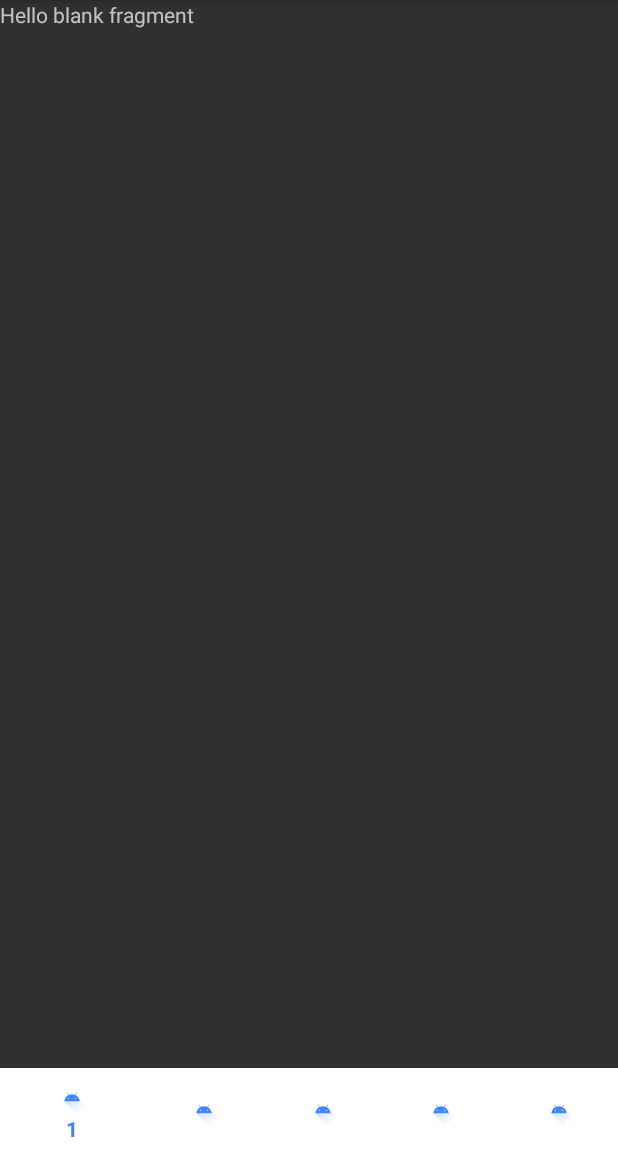
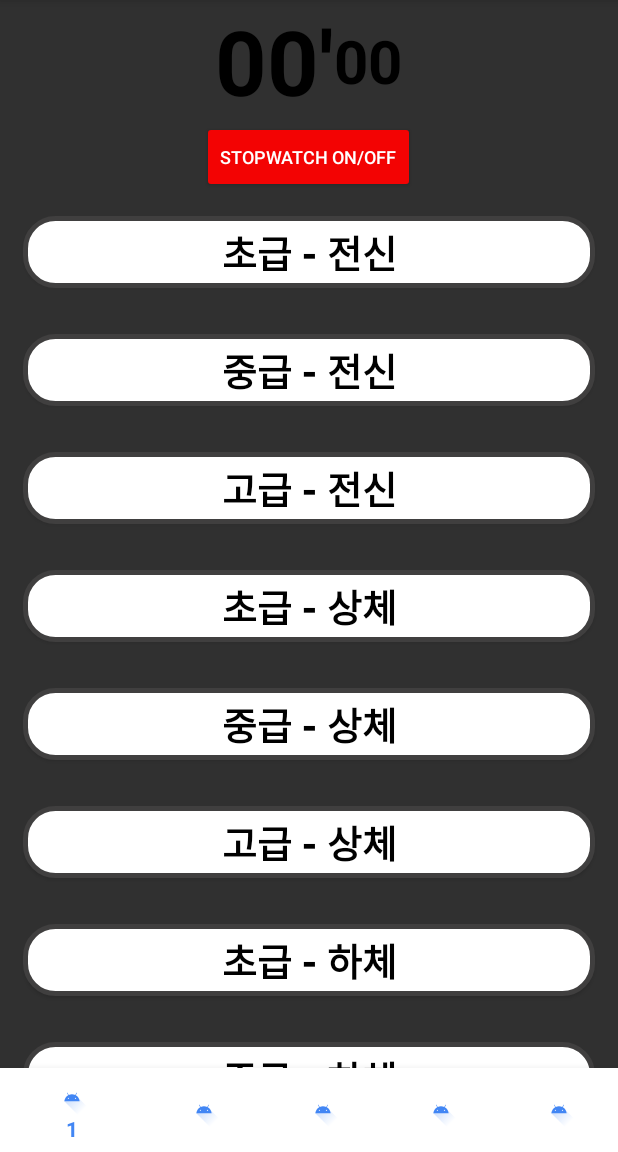
Before and after one commit to zxver1000/Grow_App, an Android app: the fragment youtubeFragment placed in its activity, on a phone screen of 412 x 824 dp, the part 84-1236 px from its top. Run offline under Robolectric (Android 15) with nearby library versions, the light colour scheme and no system bars; libraries missing offline, so code that uses them is left out: com.pierfrancescosoffritti.androidyoutubeplayer.

Commit message:
- add youtube fragment (play)

```diff
--- a/app/build.gradle
+++ b/app/build.gradle
@@ -114,6 +114,7 @@ dependencies {
     implementation 'com.google.guava:guava:27.1-android'
     implementation 'com.google.android.material:material:1.5.0'
     implementation 'androidx.legacy:legacy-support-v4:1.0.0'
+    implementation 'androidx.fragment:fragment:1.4.1'
 
     // For how to setup gradle dependencies in Android X, see:
     // https://developer.android.com/training/testing/set-up-project#gradle-dependencies
@@ -146,6 +147,8 @@ dependencies {
     // On Device Machine Learnings
     implementation "com.google.android.odml:image:1.0.0-beta1"
 
+    //youtube player
+    implementation 'com.pierfrancescosoffritti.androidyoutubeplayer:core:11.0.1'
 
     implementation 'com.github.PhilJay:MPAndroidChart:v3.1.0'
 }
--- /dev/null
+++ b/app/src/main/java/Main/youtube/MyItemRecyclerViewAdapter.kt
@@ -0,0 +1,48 @@
+package com.example.vision_exam
+
+import android.content.Context
+import androidx.recyclerview.widget.RecyclerView
+import android.view.LayoutInflater
+import android.view.View
+import android.view.ViewGroup
+import android.widget.Button
+import com.example.vision_exam.MyItemRecyclerViewAdapter.ViewHolder
+
+class MyItemRecyclerViewAdapter(
+    private val values: ArrayList<YoutubeContent>
+) : RecyclerView.Adapter<ViewHolder>() {
+
+    interface OnItemClickListener{
+        fun OnItemClick(data: YoutubeContent, position: Int)
+    }
+
+    var itemClickListener:OnItemClickListener?=null
+
+    override fun onCreateViewHolder(parent: ViewGroup, viewType: Int): ViewHolder {
+        val context = parent.context
+        val inflater = context.getSystemService(Context.LAYOUT_INFLATER_SERVICE) as LayoutInflater
+        val view: View = inflater.inflate(R.layout.fragment_youtube_item, parent, false)
+        return ViewHolder(view)
+
+    }
+
+    override fun onBindViewHolder(holder: ViewHolder, position: Int) {
+        val item = values[position]
+        holder.youtube_exercise.text=item.content
+    }
+
+    override fun getItemCount(): Int = values.size
+
+    inner class ViewHolder(view: View) :
+        RecyclerView.ViewHolder(view) {
+
+        val youtube_exercise: Button =view.findViewById(R.id.youtube_exercise)
+        init {
+            youtube_exercise.setOnClickListener {
+                itemClickListener?.OnItemClick(values[position], position)
+            }
+        }
+
+    }
+
+}
--- /dev/null
+++ b/app/src/main/java/Main/youtube/YoutubeContent.kt
@@ -0,0 +1,3 @@
+package com.example.vision_exam
+
+data class YoutubeContent(val content:String, val videoId: String)
--- /dev/null
+++ b/app/src/main/java/Main/youtube/YoutubeItemFragment.kt
@@ -0,0 +1,53 @@
+package com.example.vision_exam
+
+import android.os.Bundle
+import android.util.Log
+import androidx.fragment.app.Fragment
+import androidx.recyclerview.widget.LinearLayoutManager
+import androidx.recyclerview.widget.RecyclerView
+import android.view.LayoutInflater
+import android.view.View
+import android.view.ViewGroup
+import Main.youtubeFragment
+
+
+class YoutubeItemFragment : Fragment() {
+    private val yt_recyclerview: RecyclerView by lazy {
+        view?.findViewById(R.id.yt_recyclerview) as RecyclerView
+    }
+    val exerciseList= arrayListOf<YoutubeContent>(
+        YoutubeContent("초급 - 전신","tzv5N3yikU4"),
+        YoutubeContent("중급 - 전신","lKwZ2DU4P-A"),
+        YoutubeContent("고급 - 전신","wrLlzn5TjLY"),
+        YoutubeContent("초급 - 상체","54tTYO-vU2E"),
+        YoutubeContent("중급 - 상체","GZtB7W9Uafk"),
+        YoutubeContent("고급 - 상체","o-9ZuMtC8MA"),
+        YoutubeContent("초급 - 하체","qEoa40A_aZY"),
+        YoutubeContent("중급 - 하체","pDFuLG0xrsU"),
+        YoutubeContent("고급 - 하체","js8z5wIZ0wg"),
+    )
+
+    override fun onCreateView(
+        inflater: LayoutInflater, container: ViewGroup?,
+        savedInstanceState: Bundle?
+    ): View? {
+        val view = inflater.inflate(R.layout.fragment_youtube_item_list, container, false)
+        return view
+    }
+
+
+    override fun onViewCreated(view: View, savedInstanceState: Bundle?) {
+        super.onViewCreated(view, savedInstanceState)
+        yt_recyclerview.setHasFixedSize(true)
+        yt_recyclerview.layoutManager=LinearLayoutManager(context,LinearLayoutManager.VERTICAL,false)
+        val adapter= MyItemRecyclerViewAdapter(exerciseList)
+        adapter.itemClickListener=object :MyItemRecyclerViewAdapter.OnItemClickListener{
+            override fun OnItemClick(data: YoutubeContent, position: Int) {
+                val videoId=data.videoId
+                (parentFragment as youtubeFragment).ytview(videoId)
+            }
+        }
+        yt_recyclerview.adapter=adapter
+    }
+
+}
--- /dev/null
+++ b/app/src/main/java/Main/youtube/YoutubeViewFragment.kt
@@ -0,0 +1,78 @@
+package com.example.vision_exam
+
+import android.content.Context
+import android.os.Bundle
+import android.view.LayoutInflater
+import android.view.View
+import android.view.ViewGroup
+import androidx.activity.OnBackPressedCallback
+import androidx.fragment.app.Fragment
+import com.pierfrancescosoffritti.androidyoutubeplayer.core.player.YouTubePlayer
+import com.pierfrancescosoffritti.androidyoutubeplayer.core.player.listeners.AbstractYouTubePlayerListener
+import com.pierfrancescosoffritti.androidyoutubeplayer.core.player.utils.loadOrCueVideo
+import com.pierfrancescosoffritti.androidyoutubeplayer.core.player.views.YouTubePlayerView
+
+
+class YoutubeViewFragment : Fragment() {
+    private lateinit var youTubePlayerView: YouTubePlayerView
+    private lateinit var callback:OnBackPressedCallback
+
+    override fun onCreateView(
+        inflater: LayoutInflater, container: ViewGroup?,
+        savedInstanceState: Bundle?
+    ): View? {
+        val view= inflater.inflate(R.layout.fragment_youtube_view, container, false)
+        youTubePlayerView=view.findViewById<YouTubePlayerView>(R.id.yt_view)
+
+        initYouTubePlayerView()
+
+        return view
+    }
+
+    override fun onAttach(context: Context) {
+        super.onAttach(context)
+        callback=object : OnBackPressedCallback(true){
+            override fun handleOnBackPressed() {
+                /*if(youTubePlayerView.isFullScreen())
+                    youTubePlayerView.exitFullScreen()
+                else*/
+                parentFragmentManager.beginTransaction().apply {
+                    replace(R.id.yt_fragment,YoutubeItemFragment())
+                    commit()
+                }
+            }
+        }
+        requireActivity().onBackPressedDispatcher.addCallback(this, callback)
+    }
+
+    /*
+    override fun onConfigurationChanged(newConfig: Configuration) {
+        super.onConfigurationChanged(newConfig)
+
+        if (newConfig.orientation == Configuration.ORIENTATION_LANDSCAPE) {
+            youTubePlayerView.enterFullScreen();
+        }
+        else if (newConfig.orientation == Configuration.ORIENTATION_PORTRAIT){
+            youTubePlayerView.exitFullScreen();
+        }
+    }*/
+
+    override fun onDetach() {
+        super.onDetach()
+        callback.remove()
+    }
+
+    fun initYouTubePlayerView(){
+        val bundle = arguments
+        val videoID=bundle!!.getString("video").toString()
+
+        lifecycle.addObserver(youTubePlayerView)
+
+        youTubePlayerView.addYouTubePlayerListener(object : AbstractYouTubePlayerListener() {
+            override fun onReady(youTubePlayer: YouTubePlayer) {
+                youTubePlayer.loadOrCueVideo(lifecycle,videoID,0f)
+            }
+        })
+    }
+
+}
--- /dev/null
+++ b/app/src/main/java/Main/youtube/stopwatchFragment.kt
@@ -0,0 +1,18 @@
+package com.example.vision_exam
+
+import android.os.Bundle
+import androidx.fragment.app.Fragment
+import android.view.LayoutInflater
+import android.view.View
+import android.view.ViewGroup
+
+class stopwatchFragment : Fragment() {
+
+    override fun onCreateView(
+        inflater: LayoutInflater, container: ViewGroup?,
+        savedInstanceState: Bundle?
+    ): View? {
+        return inflater.inflate(R.layout.fragment_stopwatch, container, false)
+    }
+
+}
--- a/app/src/main/java/Main/youtubeFragment.kt
+++ b/app/src/main/java/Main/youtubeFragment.kt
@@ -5,19 +5,36 @@ import androidx.fragment.app.Fragment
 import android.view.LayoutInflater
 import android.view.View
 import android.view.ViewGroup
+import androidx.fragment.app.FragmentTransaction
 import com.example.vision_exam.R
+import com.example.vision_exam.YoutubeItemFragment
+import com.example.vision_exam.YoutubeViewFragment
 
 
 class youtubeFragment : Fragment() {
 
+    val youtubeItemFragment= YoutubeItemFragment()
+    val youtubeViewFragment= YoutubeViewFragment()
+    private var savedstate=0
 
     override fun onCreateView(
         inflater: LayoutInflater, container: ViewGroup?,
         savedInstanceState: Bundle?
     ): View? {
-        // Inflate the layout for this fragment
+        val fragment=childFragmentManager.beginTransaction()
+        fragment.replace(R.id.yt_fragment,YoutubeItemFragment())
+        fragment.commit()
         return inflater.inflate(R.layout.fragment_youtube, container, false)
     }
 
 
+    fun ytview(videoId:String){
+        savedstate=1
+        val bundle=Bundle().apply { putString("video",videoId) }
+        youtubeViewFragment.apply { arguments=bundle }
+        childFragmentManager.beginTransaction()
+            .replace(R.id.yt_fragment, youtubeViewFragment)
+            .setTransition(FragmentTransaction.TRANSIT_FRAGMENT_OPEN)
+            .commit()
+    }
 }
--- /dev/null
+++ b/app/src/main/res/drawable-xxhdpi/youtube_view.xml
@@ -0,0 +1,12 @@
+<?xml version="1.0" encoding="utf-8"?>
+<shape xmlns:android="http://schemas.android.com/apk/res/android"
+    android:shape="rectangle" android:padding="10dp">
+    <solid android:color="#FFFFFF"></solid>
+    <corners
+        android:bottomLeftRadius="20dp"
+        android:bottomRightRadius="20dp"
+        android:topLeftRadius="20dp"
+        android:topRightRadius="20dp"></corners>
+    <stroke android:width="3dp"
+        android:color="#403F3F"></stroke>
+</shape>
--- /dev/null
+++ b/app/src/main/res/layout/fragment_stopwatch.xml
@@ -0,0 +1,45 @@
+<?xml version="1.0" encoding="utf-8"?>
+<LinearLayout xmlns:android="http://schemas.android.com/apk/res/android"
+    xmlns:tools="http://schemas.android.com/tools"
+    android:orientation="vertical"
+    android:layout_width="match_parent"
+    android:layout_height="wrap_content"
+    tools:context=".stopwatchFragment">
+
+    <LinearLayout
+        android:layout_width="match_parent"
+        android:layout_height="wrap_content"
+        android:gravity="center"
+        android:orientation="horizontal">
+        <TextView
+            android:id="@+id/yt_sw_MinTV"
+            android:layout_width="wrap_content"
+            android:layout_height="wrap_content"
+            android:text="00'"
+            android:textColor="@color/black"
+            android:textSize="60sp"
+            android:textStyle="bold"
+            tools:ignore="HardcodedText" />
+
+        <TextView
+            android:id="@+id/yt_sw_SecTV"
+            android:layout_width="wrap_content"
+            android:layout_height="wrap_content"
+            android:text="00"
+            android:textColor="@color/black"
+            android:textSize="40sp"
+            android:textStyle="bold"
+            tools:ignore="HardcodedText" />
+    </LinearLayout>
+
+    <Button
+        android:id="@+id/soundbtn"
+        android:layout_gravity="center"
+        android:layout_width="wrap_content"
+        android:layout_height="wrap_content"
+        android:backgroundTint="#F30303"
+        android:text="stopwatch on/off"
+        android:textSize="12dp"
+        android:textColor="@color/white"/>
+
+</LinearLayout>
--- a/app/src/main/res/layout/fragment_youtube.xml
+++ b/app/src/main/res/layout/fragment_youtube.xml
@@ -4,10 +4,9 @@
     android:layout_height="match_parent"
     tools:context="Main.youtubeFragment">
 
-    <!-- TODO: Update blank fragment layout -->
-    <TextView
+    <androidx.fragment.app.FragmentContainerView
+        android:id="@+id/yt_fragment"
         android:layout_width="match_parent"
-        android:layout_height="match_parent"
-        android:text="@string/hello_blank_fragment" />
+        android:layout_height="match_parent"/>
 
 </FrameLayout>
--- /dev/null
+++ b/app/src/main/res/layout/fragment_youtube_item.xml
@@ -0,0 +1,16 @@
+<?xml version="1.0" encoding="utf-8"?>
+<LinearLayout xmlns:android="http://schemas.android.com/apk/res/android"
+    android:layout_width="match_parent"
+    android:layout_height="wrap_content"
+    android:orientation="horizontal">
+
+    <androidx.appcompat.widget.AppCompatButton
+        android:id="@+id/youtube_exercise"
+        android:layout_width="match_parent"
+        android:layout_height="wrap_content"
+        android:layout_margin="15dp"
+        android:background="@drawable/youtube_view"
+        android:text="temp"
+        style="@style/exerciseStyle"/>
+
+</LinearLayout>
--- /dev/null
+++ b/app/src/main/res/layout/fragment_youtube_item_list.xml
@@ -0,0 +1,20 @@
+<?xml version="1.0" encoding="utf-8"?>
+<LinearLayout xmlns:android="http://schemas.android.com/apk/res/android"
+    xmlns:tools="http://schemas.android.com/tools"
+    android:orientation="vertical"
+    android:layout_width="match_parent"
+    android:layout_height="match_parent"
+    tools:context=".YoutubeItemFragment">
+
+    <androidx.fragment.app.FragmentContainerView
+        android:id="@+id/yt_stopwatch"
+        android:layout_width="match_parent"
+        android:layout_height="wrap_content"
+        android:name="com.example.vision_exam.stopwatchFragment"/>
+
+    <androidx.recyclerview.widget.RecyclerView
+        android:id="@+id/yt_recyclerview"
+        android:layout_width="match_parent"
+        android:layout_height="wrap_content" />
+
+</LinearLayout>
--- /dev/null
+++ b/app/src/main/res/layout/fragment_youtube_view.xml
@@ -0,0 +1,14 @@
+<?xml version="1.0" encoding="utf-8"?>
+<FrameLayout xmlns:android="http://schemas.android.com/apk/res/android"
+    xmlns:tools="http://schemas.android.com/tools"
+    android:layout_width="match_parent"
+    android:layout_height="match_parent"
+    tools:context=".YoutubeViewFragment">
+
+    <com.pierfrancescosoffritti.androidyoutubeplayer.core.player.views.YouTubePlayerView
+        android:id="@+id/yt_view"
+        android:layout_width="match_parent"
+        android:layout_height="match_parent"
+        android:layout_gravity="center"/>
+
+</FrameLayout>
--- a/app/src/main/res/values/colors.xml
+++ b/app/src/main/res/values/colors.xml
@@ -11,4 +11,5 @@
     <color name="white">#FFFFFF</color>
     <color name="blue">#4286f4</color>
     <color name="red">#f44242</color>
+    <color name="black">#000000</color>
 </resources>
--- a/app/src/main/res/values/styles.xml
+++ b/app/src/main/res/values/styles.xml
@@ -1,3 +1,10 @@
 <resources>
     <style name="AppTheme" parent="Theme.AppCompat.NoActionBar"/>
+
+    <style name="exerciseStyle">
+        <item name="android:textColor">@color/black</item>
+        <item name="android:textSize">25sp</item>
+        <item name="android:gravity">center</item>
+        <item name="android:textStyle">bold</item>
+    </style>
 </resources>
```
Also changed, not shown: gradle/wrapper/gradle-wrapper.properties.
